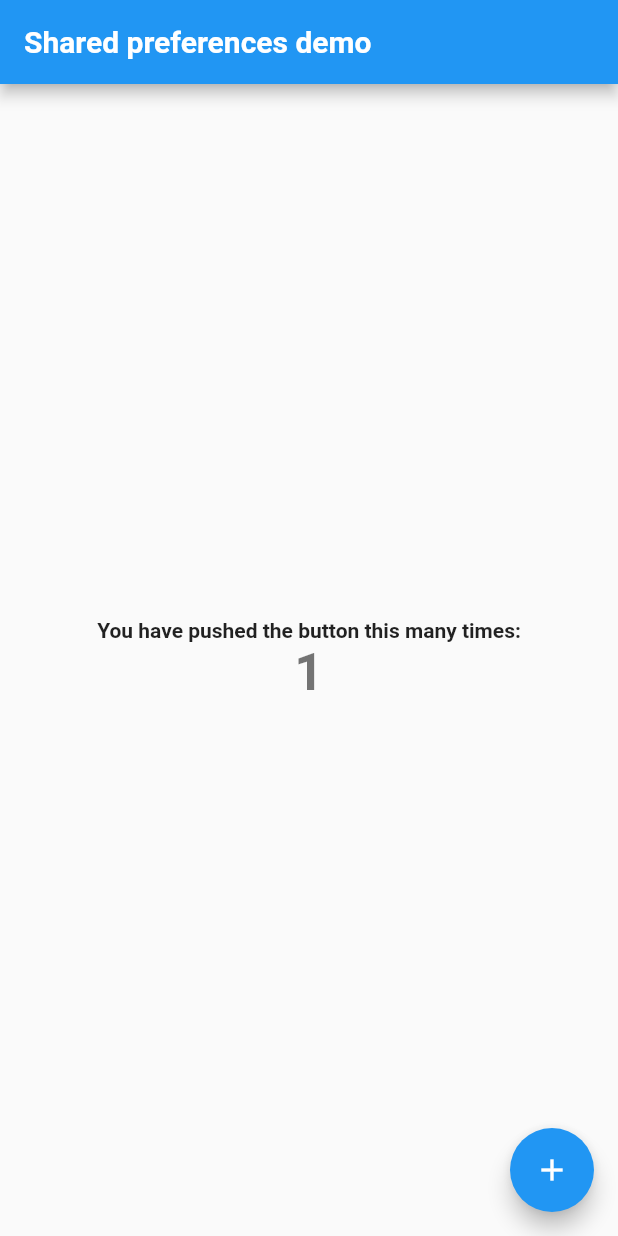
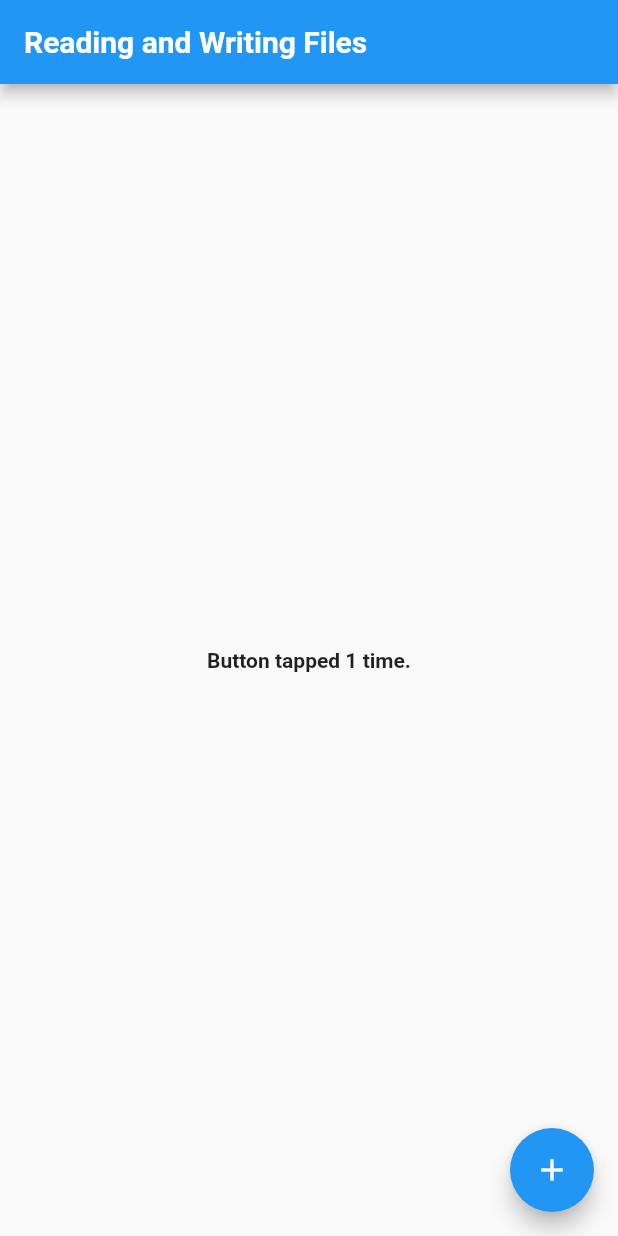
Before and after one commit to Iamsdt/playing_with_flutter, a Flutter app: the screen it shows after launch, after a tap on the "add" icon, on a phone screen of 412 x 824 dp. Run offline on Flutter 3.47's test engine with Material 2 defaults, Android fonts, the phone set to English and light mode, and no system bars; our stand-ins replace cached_network_image, shared_preferences, transparent_image.

Commit message:
persistence
Took 30 minutes

```diff
--- a/lib/main.dart
+++ b/lib/main.dart
@@ -1,5 +1,6 @@
 import 'package:flutter/material.dart';
 import 'package:playing_with_flutter/internet/ParsingJson.dart';
+import 'package:playing_with_flutter/persistence/FileDemo.dart';
 import 'package:playing_with_flutter/persistence/SP.dart';
 //import 'package:playing_with_flutter/navigation/AnimationAcrossScreens.dart';
 //import 'package:playing_with_flutter/gesture/SwipeToDismiss.dart';
@@ -80,4 +81,6 @@ import 'package:playing_with_flutter/persistence/SP.dart';
 
 //void main() => runApp(new ParsingJson());
 
-void main() => runApp(new SP());
+//void main() => runApp(new SP());
+
+void main() => runApp(new FileDemo());
--- /dev/null
+++ b/lib/persistence/FileDemo.dart
@@ -0,0 +1,101 @@
+import 'package:flutter/material.dart';
+import 'dart:async';
+import 'dart:io';
+import 'package:path_provider/path_provider.dart';
+import 'package:flutter/foundation.dart';
+
+class CounterStorage {
+  Future<String> get _localPath async {
+    final directory = await getApplicationDocumentsDirectory();
+
+    return directory.path;
+  }
+
+  Future<File> get _localFile async {
+    final path = await _localPath;
+    return File('$path/counter.txt');
+  }
+
+  Future<int> readCounter() async {
+    try {
+      final file = await _localFile;
+
+      // Read the file
+      String contents = await file.readAsString();
+
+      return int.parse(contents);
+    } catch (e) {
+      // If we encounter an error, return 0
+      return 0;
+    }
+  }
+
+  Future<File> writeCounter(int counter) async {
+    final file = await _localFile;
+
+    // Write the file
+    return file.writeAsString('$counter');
+  }
+}
+
+class FileDemo extends StatelessWidget {
+  @override
+  Widget build(BuildContext context) {
+    return MaterialApp(
+      title: "File Deom",
+      home: FlutterDemo(
+        storage: CounterStorage(),
+      ),
+    );
+  }
+}
+
+class FlutterDemo extends StatefulWidget {
+  final CounterStorage storage;
+
+  FlutterDemo({Key key, @required this.storage}) : super(key: key);
+
+  @override
+  State<StatefulWidget> createState() => _FlutterDemoState();
+}
+
+class _FlutterDemoState extends State<FlutterDemo> {
+  int _counter;
+
+  @override
+  void initState() {
+    super.initState();
+    widget.storage.readCounter().then((int value) {
+      setState(() {
+        _counter = value;
+      });
+    });
+  }
+
+  Future<File> _incrementCounter() async {
+    setState(() {
+      _counter++;
+    });
+
+    // write the variable as a string to the file
+    return widget.storage.writeCounter(_counter);
+  }
+
+  @override
+  Widget build(BuildContext context) {
+    return Scaffold(
+      appBar: AppBar(title: Text('Reading and Writing Files')),
+      body: Center(
+        child: Text(
+          'Button tapped $_counter time${_counter == 1 ? '' : 's'}.',
+        ),
+      ),
+      floatingActionButton: FloatingActionButton(
+        onPressed: _incrementCounter,
+        tooltip: 'Increment',
+        child: Icon(Icons.add),
+      ),
+    );
+    ;
+  }
+}
```
